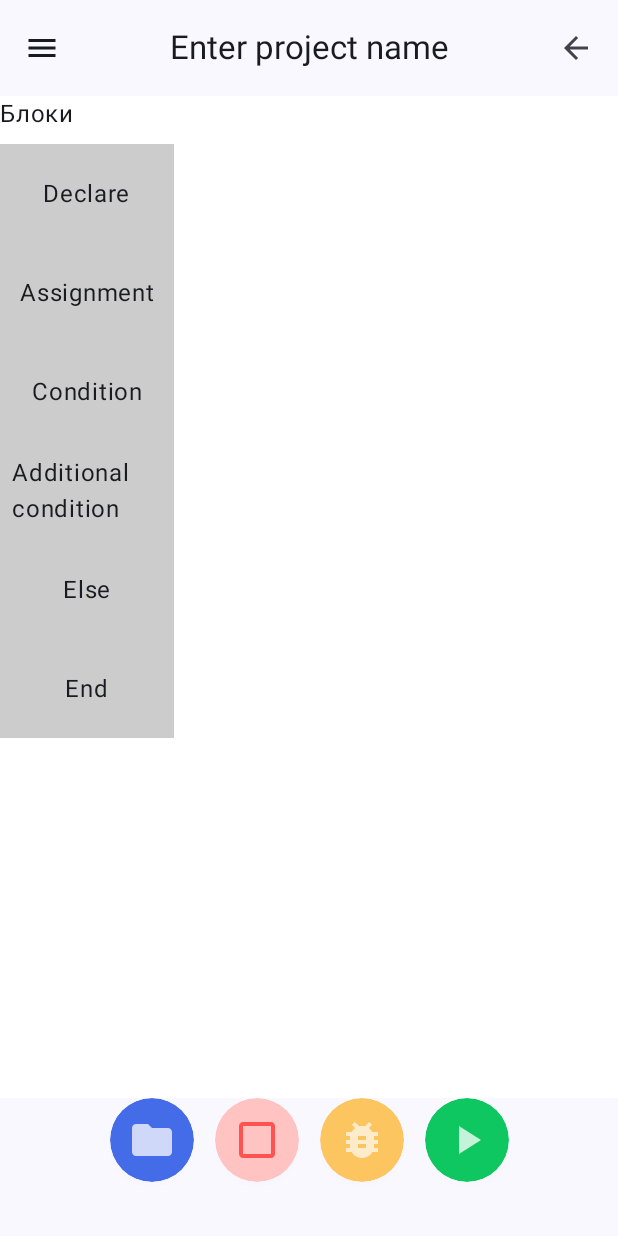
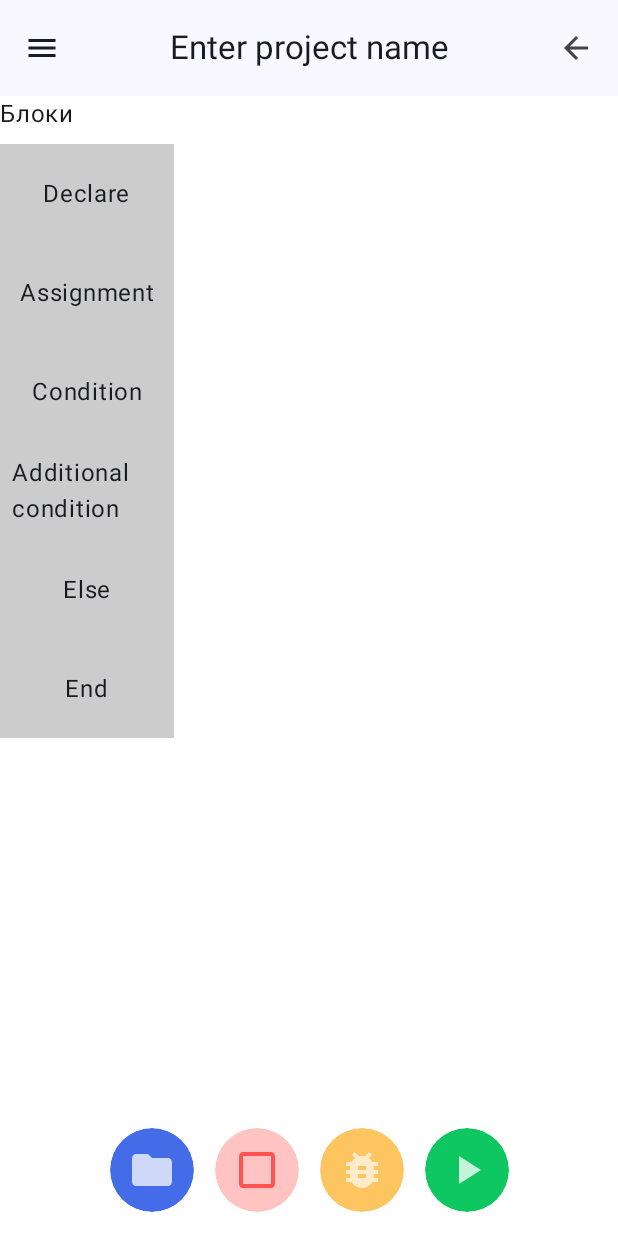
Before and after one commit to Maksimcode/Android-7-Module-HITs, an Android app built with Jetpack Compose: the MainScreen screen opened through its navigation route, on a phone screen of 412 x 824 dp. Run offline under Robolectric (Android 15) with nearby library versions, the phone set to English and light mode, and no system bars.

Commit message:
Some small fixes to better UI and UX

```diff
--- a/app/src/main/java/com/example/android_7_module_hits/LibraryScreen.kt
+++ b/app/src/main/java/com/example/android_7_module_hits/LibraryScreen.kt
@@ -1,5 +1,6 @@
 package com.example.android_7_module_hits
 
+import androidx.compose.foundation.Image
 import androidx.compose.foundation.background
 import androidx.compose.foundation.layout.*
 import androidx.compose.foundation.layout.fillMaxSize
@@ -34,10 +35,11 @@ import com.example.android_7_module_hits.ui.theme.lightblue
 import androidx.compose.runtime.getValue
 import androidx.compose.runtime.setValue
 import androidx.compose.ui.draw.shadow
+import androidx.compose.ui.res.painterResource
 import androidx.compose.ui.text.style.TextAlign
 import com.example.android_7_module_hits.navigation.Screen
 import com.example.android_7_module_hits.ui.theme.LibrarySubTitle
-import com.example.android_7_module_hits.ui.theme.LibraryTitle
+import com.example.android_7_module_hits.ui.theme.MainTextColor
 
 
 @Composable
@@ -71,23 +73,46 @@ fun MainContent(
             }
             Spacer(modifier = Modifier.height(24.dp))
 
-            when (selectedTabIndex) {
+            Box(
+                modifier = Modifier
+                    .fillMaxWidth()
+                    .weight(1f)
+                    .padding(bottom = 80.dp),
+                contentAlignment = Alignment.Center
+            ) {
+                when (selectedTabIndex) {
                 0 -> {
-                        Box(
-                            modifier = Modifier.fillMaxSize(),
-                            contentAlignment = Alignment.Center
-                        ) {
-                            Text(text = "It's empty now :(")
-                        }
+                    EmptyStateContent()
                 }
+
                 1 -> {
                     GreetProjectBlocks(navController)
                 }
             }
         }
+    }
         if (selectedTabIndex == 0) {
             RightBottomCircleButton(navController)
         }
+    }
+}
+
+@Composable
+fun EmptyStateContent() {
+    Column(
+        horizontalAlignment = Alignment.CenterHorizontally,
+        verticalArrangement = Arrangement.Center
+    ) {
+        Image(
+            painter = painterResource(id = R.drawable.empty),
+            contentDescription = "Empty illustration",
+            modifier = Modifier.size(244.dp)
+        )
+        Spacer(modifier = Modifier.height(8.dp))
+        Text(
+            text = "It's empty now :(",
+            style = MaterialTheme.typography.bodyLarge
+        )
     }
 }
 
@@ -100,7 +125,7 @@ fun TabButton(
     val baseModifier = Modifier
         .width(180.dp)
         .height(52.dp)
-        .background(color = Color(0xFFFFFFFF), shape = RoundedCornerShape(24.dp))
+        .background(color = Color(0xFFCFD8F9), shape = RoundedCornerShape(24.dp))
 
     val modifier = if (selected) {
         Modifier
@@ -117,7 +142,7 @@ fun TabButton(
                 spotColor = Color(0x40E2E2E2),
                 ambientColor = Color(0x40E2E2E2)
             )
-            .background(color = Color(0xFFCFD8F9), shape = RoundedCornerShape(24.dp))
+            .background(color = Color(0xFFFFFFFF), shape = RoundedCornerShape(24.dp))
     }
 
     Box(
@@ -148,7 +173,7 @@ fun Header() {
 
     ){
         Text (
-            color = LibraryTitle,
+            color = MainTextColor,
             text= "Library",
             fontSize = 48.sp,
         )
--- a/app/src/main/java/com/example/android_7_module_hits/WorkspaceScreen.kt
+++ b/app/src/main/java/com/example/android_7_module_hits/WorkspaceScreen.kt
@@ -104,9 +104,8 @@ fun MainScreen(
                     .fillMaxSize()
                     .padding(innerPadding)
             ) {
-
                 InfiniteCanvas {
-                    blocks.forEach{block ->
+                    blocks.forEach { block ->
                         key(block.id) {
                             DraggableBlock(
                                 block = block,
@@ -129,10 +128,18 @@ fun MainScreen(
                     viewModel.addBlock(newBlock)
                 }
 
+                Box(
+                    modifier = Modifier
+                        .fillMaxWidth()
+                        .align(Alignment.BottomCenter)
+                        .padding(bottom = 0.dp)
+                ) {
+                    BottomCircleButtons(
+                        allBlocks = blocks,
+                        viewModel = viewModel
+                    )
+                }
             }
-        },
-        bottomBar = {
-            BottomCircleButtons(allBlocks = blocks, viewModel = viewModel)
         }
     )
 }
@@ -314,7 +321,7 @@ fun BottomCircleButtons(
         Row(
             modifier = Modifier
                 .fillMaxWidth()
-                .padding(bottom = 36.dp)
+                .padding(bottom = 16.dp)
                 .align(Alignment.BottomCenter),
             horizontalArrangement = Arrangement.spacedBy(14.dp, Alignment.CenterHorizontally),
             verticalAlignment = Alignment.Top,
--- a/app/src/main/java/com/example/android_7_module_hits/ui/theme/Color.kt
+++ b/app/src/main/java/com/example/android_7_module_hits/ui/theme/Color.kt
@@ -25,5 +25,5 @@ val SettingsButtonSub = Color(0xFFFEEBCA)
 val RunButtonMain = Color(0xFF0EC760)
 val RunButtonSub = Color(0xFFC4F3D9)
 
-val LibraryTitle = Color(0xFF344054)
+val MainTextColor = Color(0xFF344054)
 val LibrarySubTitle = Color(0xFF8890A5)
```
Also changed, not shown: app/src/main/res/drawable/empty.png (added).
